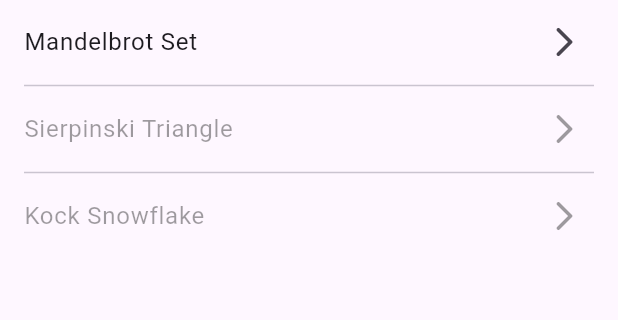
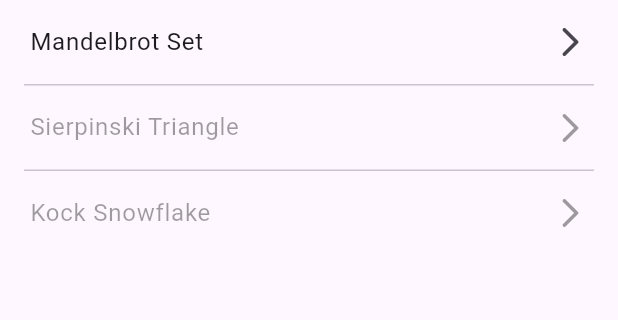
Before and after one commit to franciscovidalsantos/fractalize, a Flutter app: the screen it shows after launch, on a phone screen of 412 x 824 dp, the part 84-404 px from its top. Run offline on Flutter 3.47's test engine with Material 3 defaults, Android fonts, the phone set to English and light mode, and no system bars.

Commit message:
improved list tile UI
- guaranteed symmetry on both sides of our list tile.
- removed unwanted column surrounding our list tile.

```diff
--- a/lib/widgets/fractals_list.dart
+++ b/lib/widgets/fractals_list.dart
@@ -9,6 +9,7 @@ class FractalsList extends StatelessWidget {
   @override
   Widget build(BuildContext context) {
     return ListView.separated(
+      padding: const EdgeInsets.symmetric(horizontal: 16),
       itemCount: fractalTypes.length,
       itemBuilder: (context, index) {
         final FractalTypeInfo itemInfo = fractalTypes[index].info;
@@ -19,7 +20,7 @@ class FractalsList extends StatelessWidget {
         );
       },
       separatorBuilder: (context, index) {
-        return const Divider(height: 2, indent: 16, endIndent: 16);
+        return const Divider(height: 1);
       },
     );
   }
--- a/lib/widgets/fractals_list_item.dart
+++ b/lib/widgets/fractals_list_item.dart
@@ -13,15 +13,12 @@ class FractalsListItem extends StatelessWidget {
 
   @override
   Widget build(BuildContext context) {
-    return Column(
-      children: [
-        ListTile(
-          title: Text(label),
-          // subtitle: Text("Description $index"),
-          trailing: Icon(Icons.arrow_forward_ios_rounded),
-          enabled: isEnabled,
-        ),
-      ],
+    return ListTile(
+      title: Text(label),
+      // subtitle: Text("Description $index"),
+      trailing: Icon(Icons.arrow_forward_ios_rounded),
+      enabled: isEnabled,
+      contentPadding: EdgeInsets.symmetric(horizontal: 4),
     );
   }
 }
```
